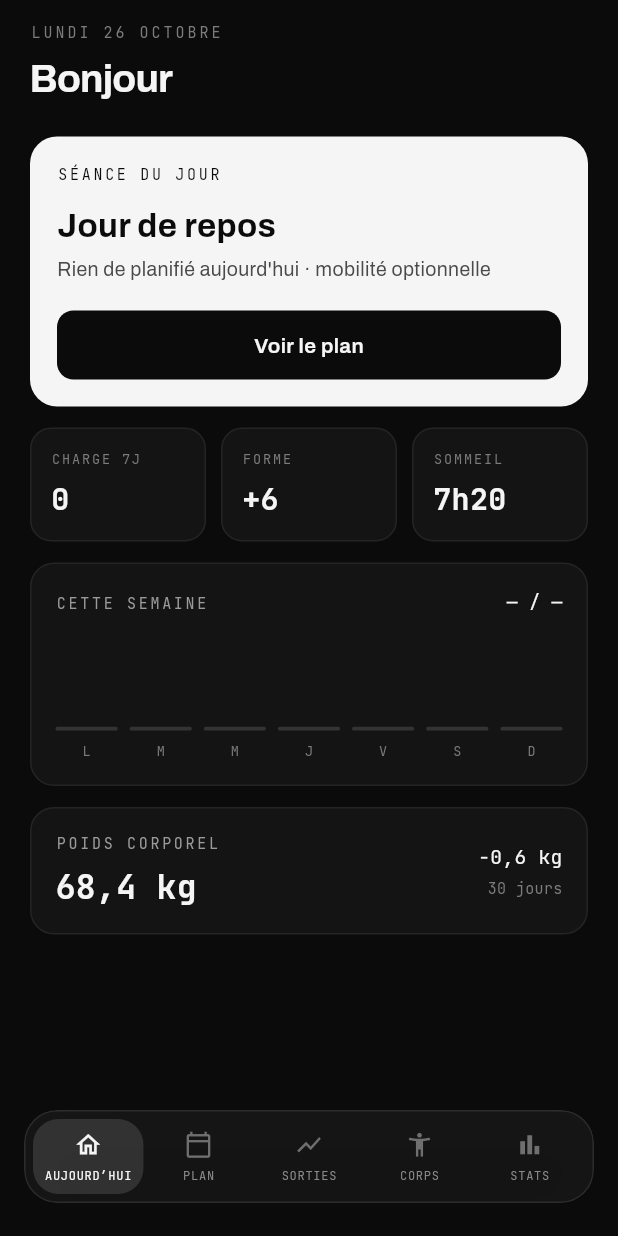
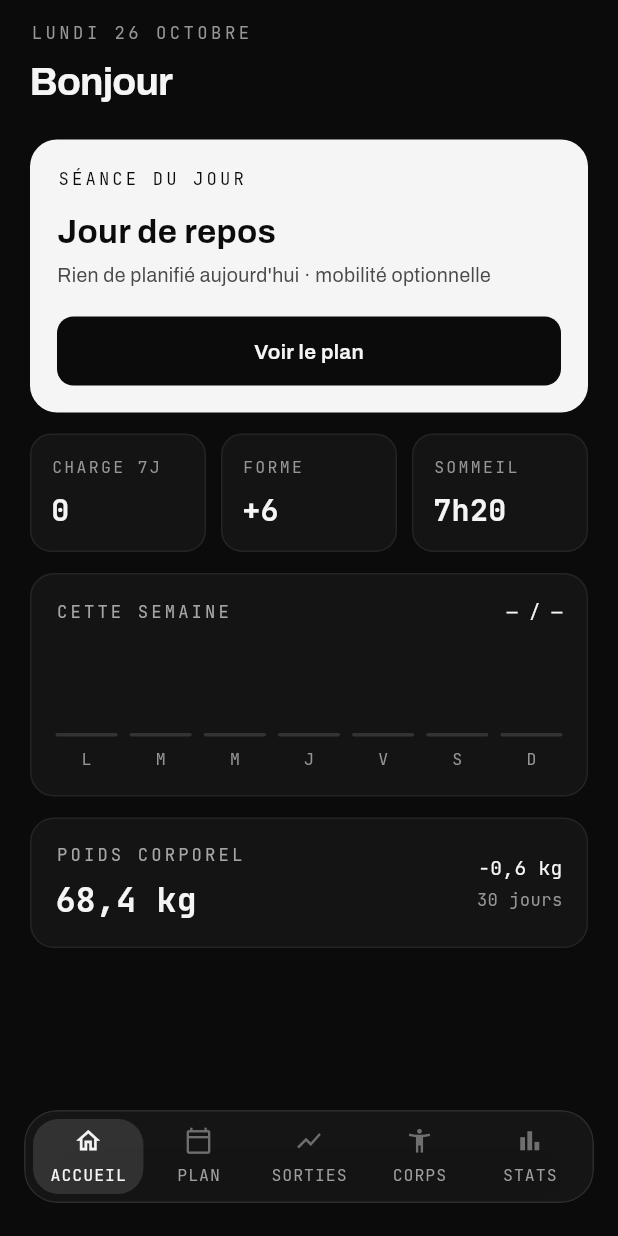
Before and after one commit to lucaslle/SportApp, a Flutter app: the screen it shows after launch, on a phone screen of 412 x 824 dp. Run offline on Flutter 3.47's test engine with Material 3 defaults, Android fonts, the phone set to English and light mode, and no system bars; our stand-ins replace file_picker, flutter_riverpod, google_fonts.

Commit message:
Rendre les écrans plus lisibles : tailles de texte et contrastes relevés

```diff
--- a/fitness_tracker/lib/app/app_screen.dart
+++ b/fitness_tracker/lib/app/app_screen.dart
@@ -2,7 +2,7 @@ import 'package:flutter/material.dart';
 
 /// Les cinq onglets de la barre du bas.
 enum AppTab {
-  home('AUJOURD’HUI', Icons.home_outlined),
+  home('ACCUEIL', Icons.home_outlined),
   plan('PLAN', Icons.calendar_today_outlined),
   history('SORTIES', Icons.show_chart),
   body('CORPS', Icons.accessibility_new_outlined),
--- a/fitness_tracker/lib/theme/app_theme.dart
+++ b/fitness_tracker/lib/theme/app_theme.dart
@@ -18,11 +18,11 @@ abstract final class AppColors {
   static const Color textSoft = Color(0xFFD4D4D4);
   static const Color textPill = Color(0xFFC4C4C4);
   static const Color textFilter = Color(0xFFB4B4B4);
-  static const Color label = Color(0xFF9A9A9A);
-  static const Color muted = Color(0xFF8A8A8A);
-  static const Color mutedDark = Color(0xFF7C7C7C);
-  static const Color dim = Color(0xFF6A6A6A);
-  static const Color dimmer = Color(0xFF4A4A4A);
+  static const Color label = Color(0xFFA6A6A6);
+  static const Color muted = Color(0xFF9E9E9E);
+  static const Color mutedDark = Color(0xFF969696);
+  static const Color dim = Color(0xFF8C8C8C);
+  static const Color dimmer = Color(0xFF757575);
   static const Color onLight = Color(0xFF0B0B0B);
   static const Color onLightMuted = Color(0xFF4A4A4A);
   static const Color onLightDim = Color(0xFF6A6A6A);
@@ -33,6 +33,10 @@ abstract final class AppColors {
 
 /// Styles typographiques : Archivo pour le texte, JetBrains Mono pour les données.
 abstract final class AppText {
+  /// Les tailles de la maquette (8 à 11 px) sont trop petites sur téléphone :
+  /// tout texte passe à 11 px minimum, les petites tailles gagnent 1,5 px.
+  static double _readable(double size) => size < 12 ? (size + 1.5).clamp(11, 12) : size;
+
   static TextStyle sans({
     double size = 14,
     FontWeight weight = FontWeight.w400,
@@ -42,10 +46,10 @@ abstract final class AppText {
     FontStyle? fontStyle,
   }) {
     return GoogleFonts.archivo(
-      fontSize: size,
+      fontSize: _readable(size),
       fontWeight: weight,
       color: color,
-      letterSpacing: letterSpacingEm == null ? null : size * letterSpacingEm,
+      letterSpacing: letterSpacingEm == null ? null : _readable(size) * letterSpacingEm,
       height: height,
       fontStyle: fontStyle,
     );
@@ -59,10 +63,10 @@ abstract final class AppText {
     double? height,
   }) {
     return GoogleFonts.jetBrainsMono(
-      fontSize: size,
+      fontSize: _readable(size),
       fontWeight: weight,
       color: color,
-      letterSpacing: letterSpacingEm == null ? null : size * letterSpacingEm,
+      letterSpacing: letterSpacingEm == null ? null : _readable(size) * letterSpacingEm,
       height: height,
     );
   }
```
Also changed, not shown: 1 other file.
